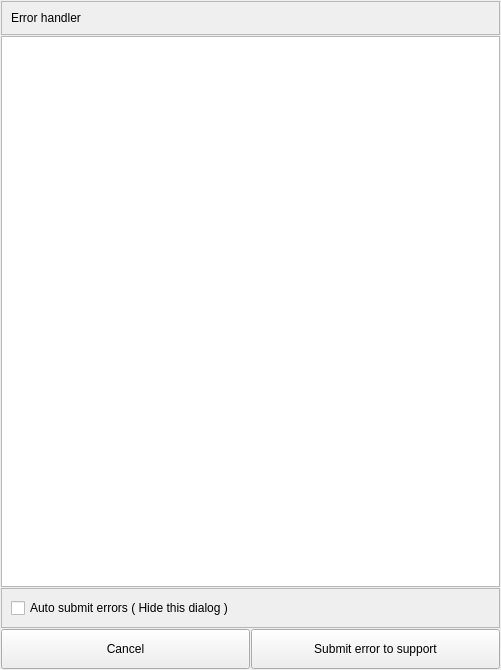
Wizard-collab/Wizard, file App/ui_files/error_handler.ui: the form before one commit.
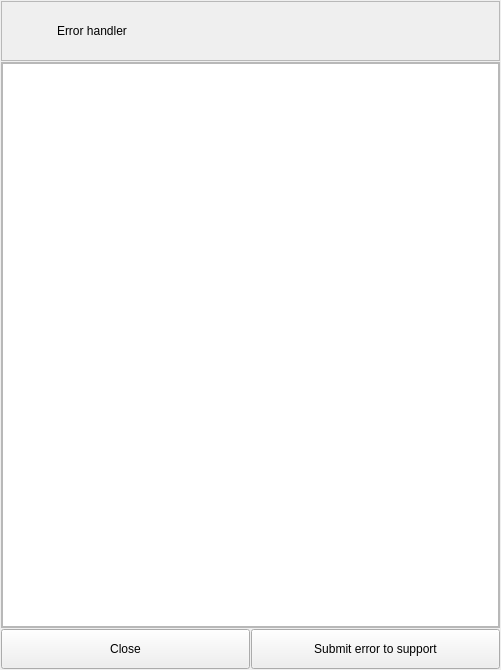
The form after the commit.

Patch:
```diff
--- a/App/ui_files/error_handler.ui
+++ b/App/ui_files/error_handler.ui
@@ -43,7 +43,26 @@
      <property name="frameShadow">
       <enum>QFrame::Raised</enum>
      </property>
-     <layout class="QVBoxLayout" name="verticalLayout_2">
+     <layout class="QHBoxLayout" name="horizontalLayout_2">
+      <item>
+       <widget class="QLabel" name="error_handler_icon_label">
+        <property name="minimumSize">
+         <size>
+          <width>40</width>
+          <height>40</height>
+         </size>
+        </property>
+        <property name="maximumSize">
+         <size>
+          <width>40</width>
+          <height>40</height>
+         </size>
+        </property>
+        <property name="text">
+         <string/>
+        </property>
+       </widget>
+      </item>
       <item>
        <widget class="QLabel" name="label">
         <property name="sizePolicy">
@@ -61,25 +80,33 @@
     </widget>
    </item>
    <item>
-    <widget class="QTextEdit" name="handler_textEdit">
-     <property name="textInteractionFlags">
-      <set>Qt::TextSelectableByMouse</set>
-     </property>
-    </widget>
-   </item>
-   <item>
-    <widget class="QFrame" name="frame_2">
+    <widget class="QFrame" name="frame_3">
      <property name="frameShape">
       <enum>QFrame::StyledPanel</enum>
      </property>
      <property name="frameShadow">
       <enum>QFrame::Raised</enum>
      </property>
-     <layout class="QVBoxLayout" name="verticalLayout_3">
+     <layout class="QVBoxLayout" name="verticalLayout_4">
+      <property name="spacing">
+       <number>1</number>
+      </property>
+      <property name="leftMargin">
+       <number>0</number>
+      </property>
+      <property name="topMargin">
+       <number>0</number>
+      </property>
+      <property name="rightMargin">
+       <number>0</number>
+      </property>
+      <property name="bottomMargin">
+       <number>0</number>
+      </property>
       <item>
-       <widget class="QCheckBox" name="hide_dialog_checkBox">
-        <property name="text">
-         <string>Auto submit errors ( Hide this dialog )</string>
+       <widget class="QTextEdit" name="handler_textEdit">
+        <property name="textInteractionFlags">
+         <set>Qt::TextSelectableByMouse</set>
         </property>
        </widget>
       </item>
@@ -100,7 +127,7 @@
         </size>
        </property>
        <property name="text">
-        <string>Cancel</string>
+        <string>Close</string>
        </property>
       </widget>
      </item>
```
